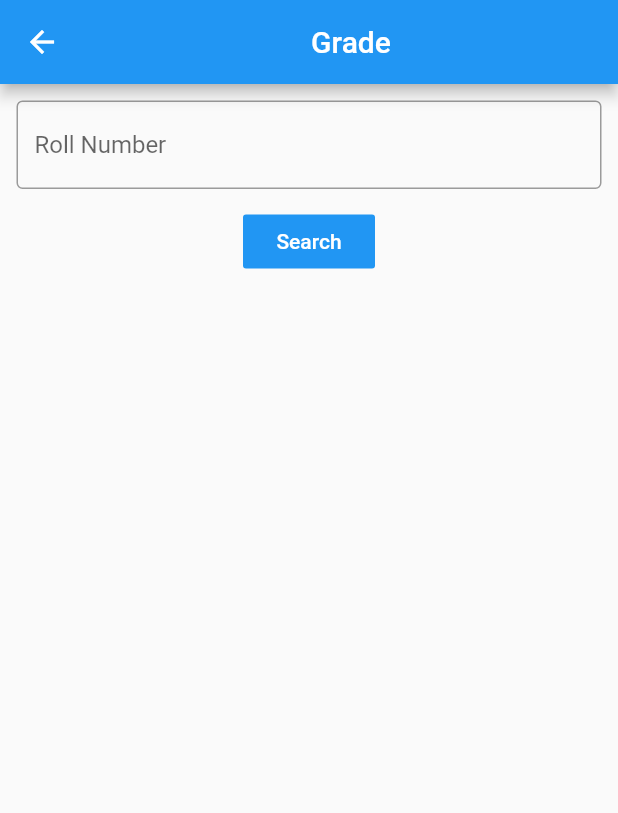
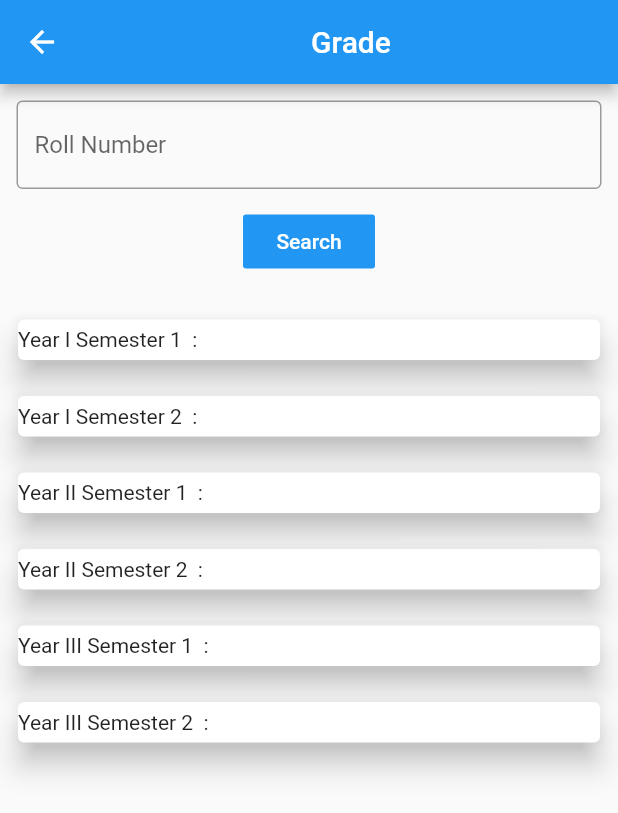
Before and after one commit to sra1kumar-NULL/student-corner-app, a Flutter app: the screen it shows after launch, in the side drawer, after a tap on "Grade Cards", on a phone screen of 412 x 824 dp. Shown: the top 813 px of the screen. Run offline on Flutter 3.47's test engine with Material 2 defaults, Android fonts, the phone set to English and light mode, and no system bars; our stand-ins replace photo_view.

Commit message:
added the cards in grades

```diff
--- a/lib/ui/grade.dart
+++ b/lib/ui/grade.dart
@@ -107,27 +107,126 @@ class _GradeCalcState extends State<GradeCalc> {
               ),
             ],
           ),
-          Card(
-            child: Text(
+          Padding(
+            padding: const EdgeInsets.all(8.0),
+            child: Container(
+              height: 35,
+              child: Card(
+                elevation: 8,
+                child: Row(
+                  children: [
+                    Text("Year I Semester 1  :  "),
+                    SizedBox(
+                      width: 160,
+                    ),
+                    Text(
                       gpa1==null?"":gpa1.toStringAsFixed(2)
                     ),
+                  ],
+                ),
+              ),
+            ),
+          ),
+          Padding(
+            padding: const EdgeInsets.all(8.0),
+            child: Container(
+              height: 35,
+              child: Card(
+                elevation: 8,
+                child: Row(
+                  children: [
+                    Text("Year I Semester 2  :  "),
+                    SizedBox(
+                      width: 160,
                     ),
                     Text(
                         gpa2==null?"":gpa2.toStringAsFixed(2)
                     ),
+                  ],
+                ),
+              ),
+            ),
+          ),
+          Padding(
+            padding: const EdgeInsets.all(8.0),
+            child: Container(
+              height: 35,
+              child: Card(
+                elevation: 8,
+                child: Row(
+                  children: [
+                    Text("Year II Semester 1  : "),
+                    SizedBox(
+                      width: 160,
+                    ),
                     Text(
                         gpa3==null?"":gpa3.toStringAsFixed(2)
+                    ),
+                  ],
+                ),
+              ),
+            ),
+          ),
+          Padding(
+            padding: const EdgeInsets.all(8.0),
+            child: Container(
+              height: 35,
+              child: Card(
+                elevation: 8,
+                child: Row(
+                  children: [
+                    Text("Year II Semester 2  : "),
+                    SizedBox(
+                      width: 160,
                     ),
                     Text(
                         gpa4==null?"":gpa4.toStringAsFixed(2)
                     ),
+                  ],
+                ),
+              ),
+            ),
+          ),
+          Padding(
+            padding: const EdgeInsets.all(8.0),
+            child: Container(
+              height: 35,
+              child: Card(
+                elevation: 8,
+                child: Row(
+                  children: [
+                    Text("Year III Semester 1  :"),
+                    SizedBox(
+                      width: 160,
+                    ),
                     Text(
                         gpa5==null?"":gpa5.toStringAsFixed(2)
                     ),
+                  ],
+                ),
+              ),
+            ),
+          ),
+          Padding(
+            padding: const EdgeInsets.all(8.0),
+            child: Container(
+              height: 35,
+              child: Card(
+                elevation: 8,
+                child: Row(
+                  children: [
+                    Text("Year III Semester 2  :"),
+                    SizedBox(
+                      width: 160,
+                    ),
                     Text(
                         gpa6==null?"":gpa6.toStringAsFixed(2)
-          )
-
+                    ),
+                  ],
+                ),
+              ),
+            ),
+          ),
         ],
       )),
     );
```
Lines whose indentation alone changed are shown as unchanged.
